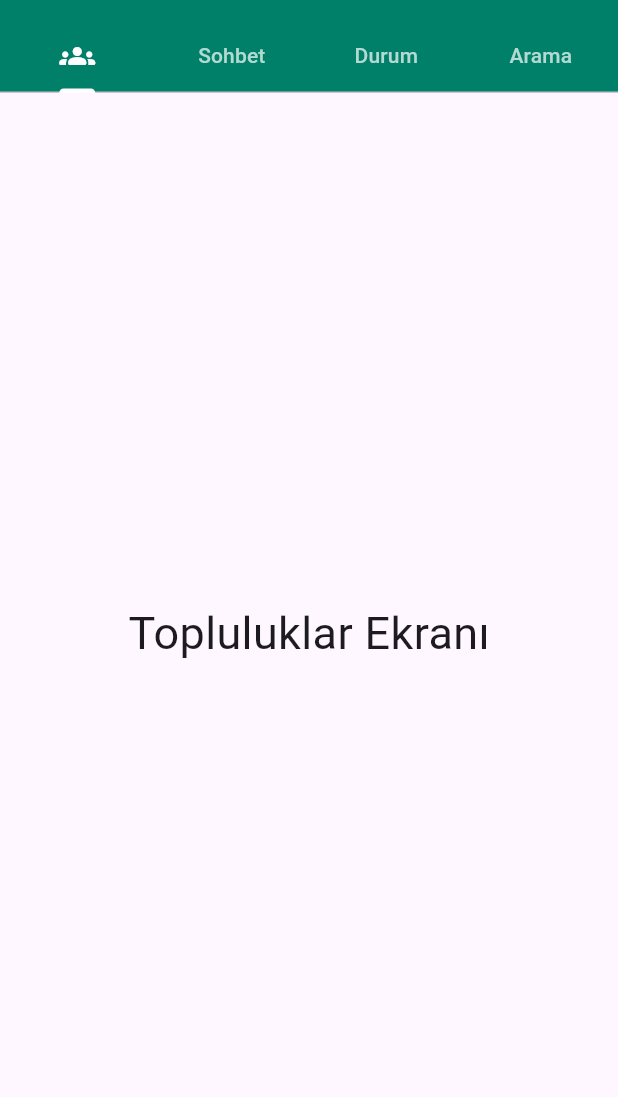
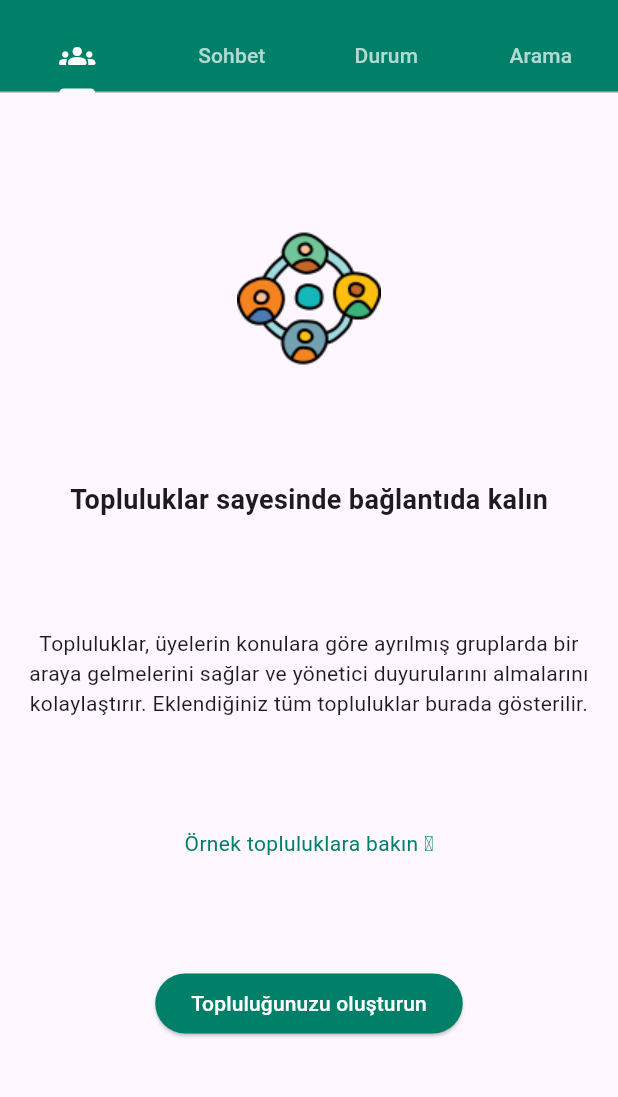
Before and after one commit to abdullah-aydogan/whatsapp-clone, a Flutter app: the screen it shows after launch, on a phone screen of 412 x 824 dp, the part 63-1160 px from its top. Run offline on Flutter 3.47's test engine with Material 2 defaults, Android fonts, the phone set to English and light mode, and no system bars.

Commit message:
topluluklar ekrani eklendi

```diff
--- a/lib/ui/views/topluluklar.dart
+++ b/lib/ui/views/topluluklar.dart
@@ -1,4 +1,5 @@
 import 'package:flutter/material.dart';
+import 'package:whatsapp_clone/colors.dart';
 
 class Topluluklar extends StatefulWidget {
 
@@ -11,8 +12,34 @@ class Topluluklar extends StatefulWidget {
 class _TopluluklarState extends State<Topluluklar> {
   @override
   Widget build(BuildContext context) {
-    return const Center(
-      child: Text("Topluluklar Ekranı", style: TextStyle(fontSize: 30)),
+    return Padding(
+      padding: const EdgeInsets.all(16.0),
+      child: Center(
+        child: Column(
+          mainAxisAlignment: MainAxisAlignment.spaceEvenly,
+          children: [
+            Image.asset("resimler/topluluk_resim.png"),
+            const Text("Topluluklar sayesinde bağlantıda kalın", style: TextStyle(fontWeight: FontWeight.bold, fontSize: 18)),
+            const Text("Topluluklar, üyelerin konulara göre ayrılmış gruplarda bir araya gelmelerini sağlar ve yönetici duyurularını almalarını kolaylaştırır. Eklendiğiniz tüm topluluklar burada gösterilir.",
+              textAlign: TextAlign.center),
+            Text("Örnek topluluklara bakın ﹥", style: TextStyle(color: primaryColor)),
+            ElevatedButton(
+              style: ElevatedButton.styleFrom(
+                backgroundColor: primaryColor,
+                foregroundColor: textColor,
+              ),
+              onPressed: () {
+                ScaffoldMessenger.of(context).showSnackBar(
+                    const SnackBar(
+                        content: Text("Topluluk oluşturuldu. :)")
+                    )
+                );
+              },
+              child: const Text("Topluluğunuzu oluşturun"),
+            ),
+          ],
+        )
+      ),
     );
   }
 }
```
Also changed, not shown: resimler/topluluk_resim.png (added).
